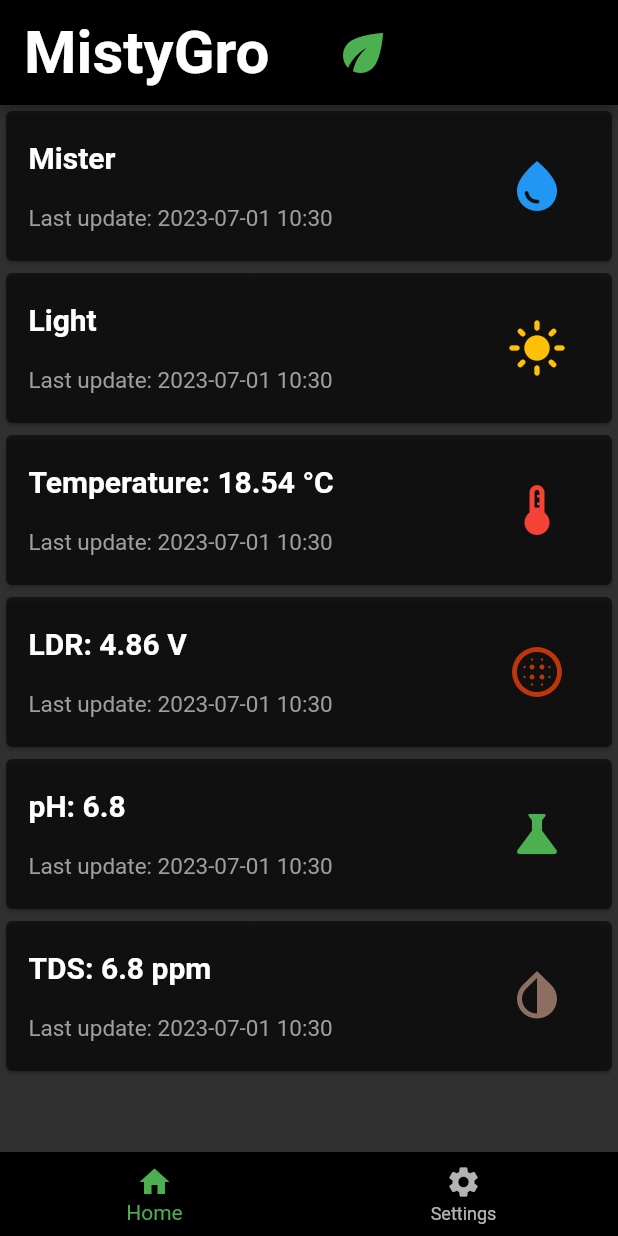
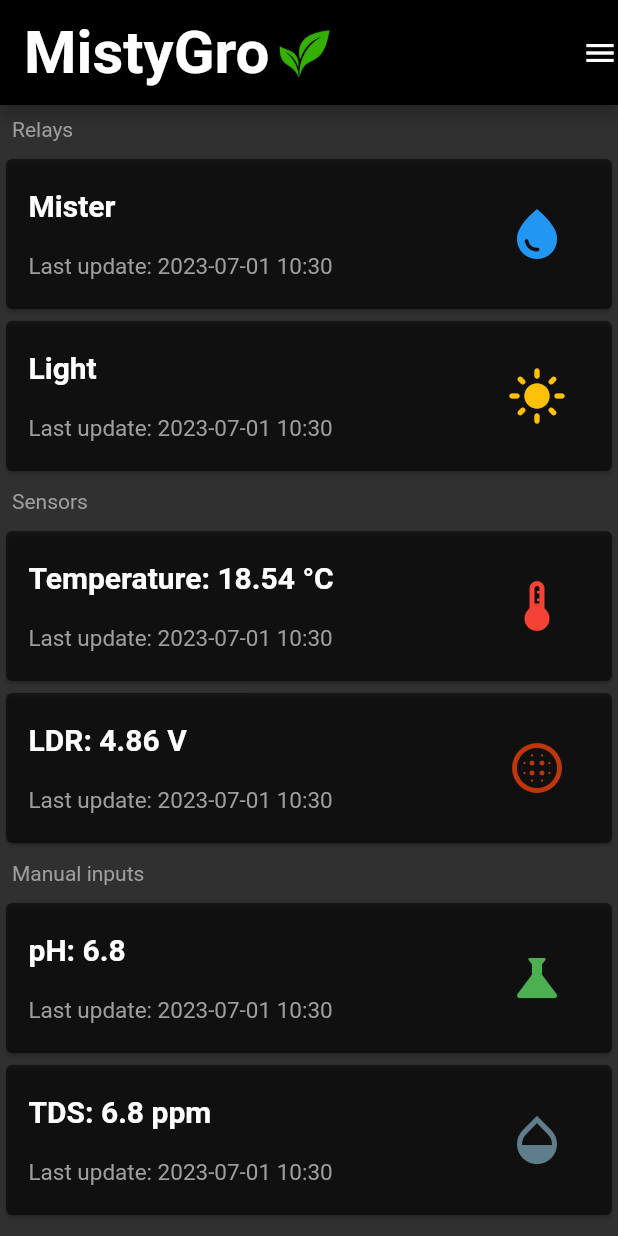
Before and after one commit to MRo47/MistyGro, a Flutter app: the screen it shows after launch, on a phone screen of 412 x 824 dp. Run offline on Flutter 3.47's test engine with Material 2 defaults, Android fonts, the phone set to English and light mode, and no system bars.

Commit message:
added logo + list text

```diff
--- a/Software/app/misty_gro/lib/main.dart
+++ b/Software/app/misty_gro/lib/main.dart
@@ -47,17 +47,18 @@ class MyHomePage extends StatelessWidget {
     return Scaffold(
         appBar: AppBar(
           actions: const <Widget>[
-            Padding(
-              padding: EdgeInsets.only(right: 150),
-              child: Icon(
-                Icons.eco,
-                color: Colors.green,
-                size: 40,
-              ),
-            ),
+            Icon(Icons.menu),
           ],
           // leading:
-          title: Text(title),
+          title: Row(
+            children: [
+              Text(title),
+              const Image(
+                image: AssetImage('assets/mistygro_512.png'),
+                width: 45,
+              )
+            ],
+          ),
           titleTextStyle: const TextStyle(
             fontSize: 40,
             fontWeight: FontWeight.bold,
@@ -66,24 +67,17 @@ class MyHomePage extends StatelessWidget {
           toolbarHeight: 70,
           backgroundColor: Colors.black,
         ),
-        bottomNavigationBar: BottomNavigationBar(
-          items: const <BottomNavigationBarItem>[
-            BottomNavigationBarItem(
-              icon: Icon(Icons.home),
-              label: 'Home',
-            ),
-            BottomNavigationBarItem(
-              icon: Icon(Icons.settings),
-              label: 'Settings',
-            ),
-          ],
-          backgroundColor: Colors.black,
-          selectedItemColor: Colors.green,
-        ),
         // Sets the content to the
         // center of the application page
         body: ListView(
           children: <Widget>[
+            Padding(
+              padding: const EdgeInsets.all(8.0),
+              child: Text(
+                'Relays',
+                style: TextStyle(color: Colors.grey.shade500),
+              ),
+            ),
             RelayCard(
               name: 'Mister',
               lastUpdate: DateTime.now(),
@@ -97,6 +91,13 @@ class MyHomePage extends StatelessWidget {
               icon: Icons.light_mode,
               switchOn: true,
               onColor: Colors.amber,
+            ),
+            Padding(
+              padding: const EdgeInsets.all(8.0),
+              child: Text(
+                'Sensors',
+                style: TextStyle(color: Colors.grey.shade500),
+              ),
             ),
             SensorCard(
               name: 'Temperature',
@@ -114,6 +115,13 @@ class MyHomePage extends StatelessWidget {
               value: 4.86,
               units: 'V',
             ),
+            Padding(
+              padding: const EdgeInsets.all(8.0),
+              child: Text(
+                'Manual inputs',
+                style: TextStyle(color: Colors.grey.shade500),
+              ),
+            ),
             ManualInputCard(
               name: 'pH',
               lastUpdate: DateTime.now(),
@@ -125,8 +133,8 @@ class MyHomePage extends StatelessWidget {
             ManualInputCard(
               name: 'TDS',
               lastUpdate: DateTime.now(),
-              icon: Icons.invert_colors, // Icons.table_chart_rounded,
-              iconColor: Colors.brown.shade400,
+              icon: Icons.opacity, // Icons.table_chart_rounded,
+              iconColor: Colors.blueGrey,
               initValue: 6.8,
               units: 'ppm',
             ),
--- a/Software/app/misty_gro/pubspec.yaml
+++ b/Software/app/misty_gro/pubspec.yaml
@@ -60,7 +60,8 @@ flutter:
   uses-material-design: true
 
   # To add assets to your application, add an assets section, like this:
-  # assets:
+  assets:
+    - assets/mistygro_512.png
   #   - images/a_dot_burr.jpeg
   #   - images/a_dot_ham.jpeg
 
```
Also changed, not shown: Software/app/misty_gro/assets/mistygro_512.png (added).
